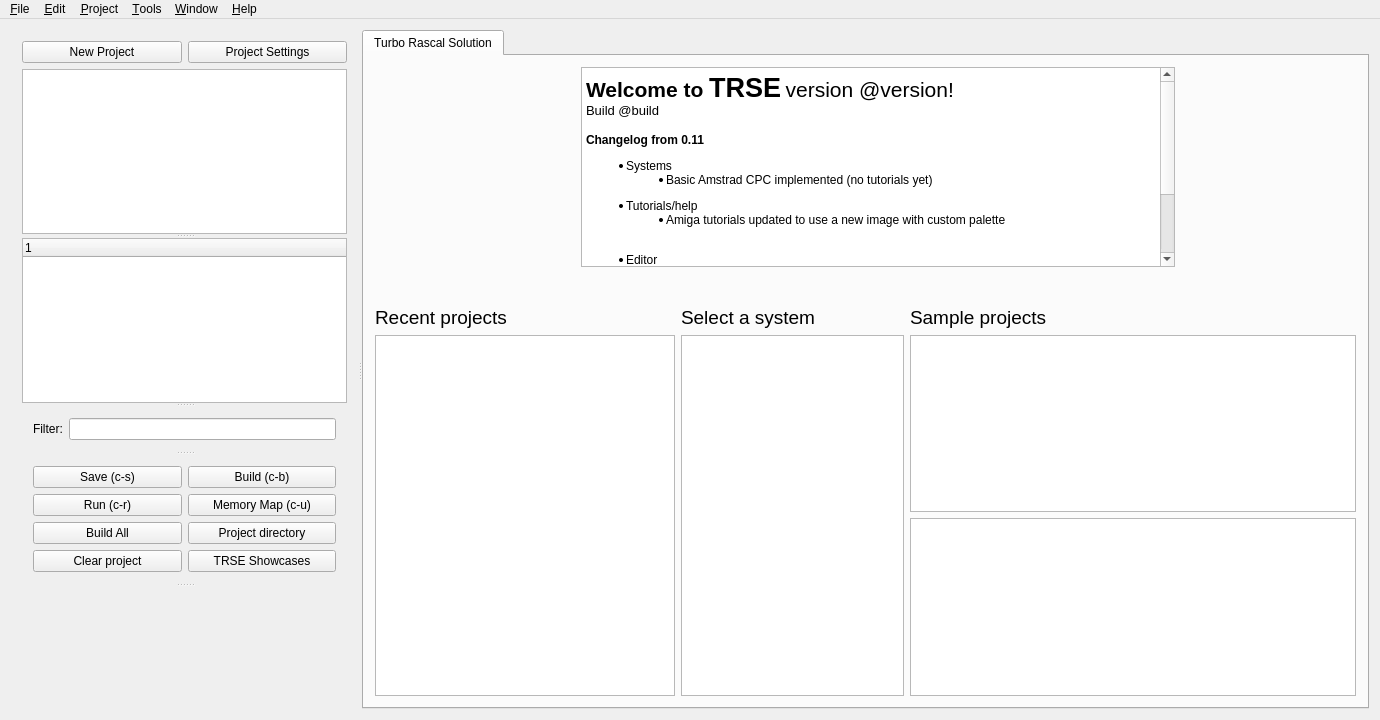
Above: mainwindow.ui from leuat/TRSE before the change. Below: the same form after it.
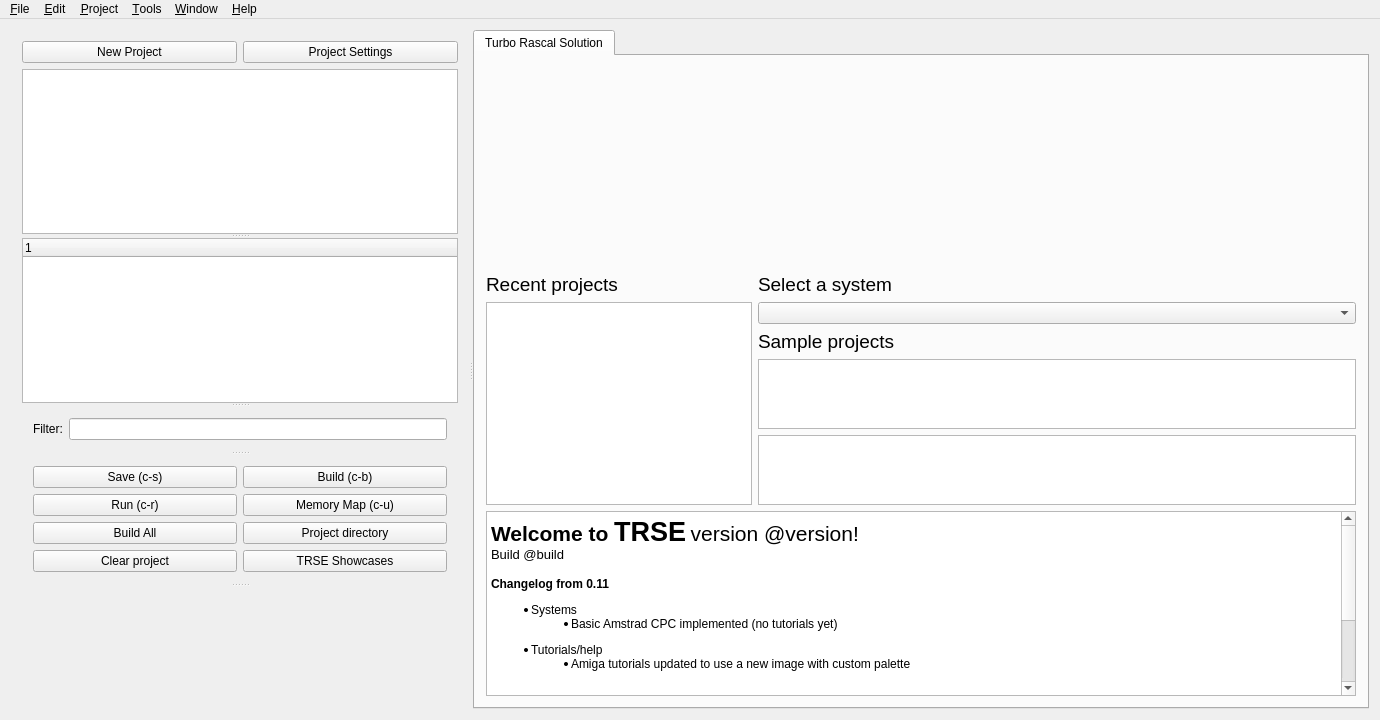
That is the form after the change. Icons and pictures are not drawn. Custom widgets are drawn as their Qt base class.

```diff
--- a/mainwindow.ui
+++ b/mainwindow.ui
@@ -303,11 +303,11 @@
         <attribute name="title">
          <string>Turbo Rascal Solution</string>
         </attribute>
-        <layout class="QGridLayout" name="gridLayout_4" rowstretch="4,1,12" columnstretch="0">
+        <layout class="QGridLayout" name="gridLayout_4" rowstretch="4,1,12,0" columnstretch="0">
          <item row="0" column="0">
           <layout class="QVBoxLayout" name="verticalLayout_2">
            <item>
-            <layout class="QGridLayout" name="gridLayout_3" columnstretch="5,2,5" columnminimumwidth="5,2,5">
+            <layout class="QGridLayout" name="gridLayout_3" columnstretch="5,0,0">
              <item row="0" column="0">
               <widget class="QLabel" name="label_4">
                <property name="minimumSize">
@@ -333,32 +333,6 @@
                </property>
               </widget>
              </item>
-             <item row="0" column="1">
-              <widget class="QTextBrowser" name="textBrowser">
-               <property name="html">
-                <string>&lt;!DOCTYPE HTML PUBLIC &quot;-//W3C//DTD HTML 4.0//EN&quot; &quot;http://www.w3.org/TR/REC-html40/strict.dtd&quot;&gt;
-&lt;html&gt;&lt;head&gt;&lt;meta name=&quot;qrichtext&quot; content=&quot;1&quot; /&gt;&lt;style type=&quot;text/css&quot;&gt;
-p, li { white-space: pre-wrap; }
-&lt;/style&gt;&lt;/head&gt;&lt;body style=&quot; font-family:'Ubuntu'; font-size:10pt; font-weight:400; font-style:normal;&quot;&gt;
-&lt;p style=&quot; margin-top:0px; margin-bottom:0px; margin-left:0px; margin-right:0px; -qt-block-indent:0; text-indent:0px;&quot;&gt;&lt;span style=&quot; font-family:'Noto Sans'; font-size:16pt; font-weight:600;&quot;&gt;Welcome to &lt;/span&gt;&lt;span style=&quot; font-family:'Noto Sans'; font-size:20pt; font-weight:600;&quot;&gt;TRSE&lt;/span&gt;&lt;span style=&quot; font-family:'Noto Sans'; font-size:12pt;&quot;&gt; &lt;/span&gt;&lt;span style=&quot; font-family:'Noto Sans'; font-size:16pt;&quot;&gt;version @version!&lt;/span&gt;&lt;/p&gt;
-&lt;p style=&quot; margin-top:0px; margin-bottom:0px; margin-left:0px; margin-right:0px; -qt-block-indent:0; text-indent:0px;&quot;&gt;&lt;span style=&quot; font-family:'Noto Sans';&quot;&gt;Build @build&lt;/span&gt;&lt;/p&gt;
-&lt;p style=&quot;-qt-paragraph-type:empty; margin-top:0px; margin-bottom:0px; margin-left:0px; margin-right:0px; -qt-block-indent:0; text-indent:0px; font-family:'Ubuntu';&quot;&gt;&lt;br /&gt;&lt;/p&gt;
-&lt;p style=&quot; margin-top:0px; margin-bottom:0px; margin-left:0px; margin-right:0px; -qt-block-indent:0; text-indent:0px;&quot;&gt;&lt;span style=&quot; font-family:'Noto Sans'; font-size:9pt; font-weight:600;&quot;&gt;Changelog from 0.11&lt;/span&gt;&lt;/p&gt;
-&lt;ul style=&quot;margin-top: 0px; margin-bottom: 0px; margin-left: 0px; margin-right: 0px; -qt-list-indent: 1;&quot;&gt;&lt;li style=&quot; font-family:'Noto Sans'; font-size:9pt;&quot; style=&quot; margin-top:12px; margin-bottom:0px; margin-left:0px; margin-right:0px; -qt-block-indent:0; text-indent:0px;&quot;&gt;Systems&lt;/li&gt;
-&lt;ul style=&quot;margin-top: 0px; margin-bottom: 0px; margin-left: 0px; margin-right: 0px; -qt-list-indent: 2;&quot;&gt;&lt;li style=&quot; font-family:'Noto Sans'; font-size:9pt;&quot; style=&quot; margin-top:0px; margin-bottom:0px; margin-left:0px; margin-right:0px; -qt-block-indent:0; text-indent:0px;&quot;&gt;Basic Amstrad CPC implemented (no tutorials yet)&lt;/li&gt;&lt;/ul&gt;
-&lt;li style=&quot; font-family:'Noto Sans'; font-size:9pt;&quot; style=&quot; margin-top:12px; margin-bottom:0px; margin-left:0px; margin-right:0px; -qt-block-indent:0; text-indent:0px;&quot;&gt;Tutorials/help&lt;/li&gt;&lt;/ul&gt;
-&lt;ul style=&quot;margin-top: 0px; margin-bottom: 0px; margin-left: 0px; margin-right: 0px; -qt-list-indent: 2;&quot;&gt;&lt;li style=&quot; font-family:'Noto Sans'; font-size:9pt;&quot; style=&quot; margin-top:0px; margin-bottom:0px; margin-left:0px; margin-right:0px; -qt-block-indent:0; text-indent:0px;&quot;&gt;Amiga tutorials updated to use a new image with custom palette&lt;/li&gt;&lt;/ul&gt;
-&lt;p style=&quot;-qt-paragraph-type:empty; margin-top:0px; margin-bottom:0px; margin-left:0px; margin-right:0px; -qt-block-indent:0; text-indent:0px; font-family:'Noto Sans'; font-size:9pt;&quot;&gt;&lt;br /&gt;&lt;/p&gt;
-&lt;ul style=&quot;margin-top: 0px; margin-bottom: 0px; margin-left: 0px; margin-right: 0px; -qt-list-indent: 1;&quot;&gt;&lt;li style=&quot; font-family:'Noto Sans'; font-size:9pt;&quot; style=&quot; margin-top:12px; margin-bottom:0px; margin-left:0px; margin-right:0px; -qt-block-indent:0; text-indent:0px;&quot;&gt;Editor&lt;/li&gt;
-&lt;p style=&quot;-qt-paragraph-type:empty; margin-top:0px; margin-bottom:0px; margin-left:0px; margin-right:0px; -qt-block-indent:2; text-indent:0px; font-family:'Noto Sans'; font-size:9pt;&quot;&gt;&lt;br /&gt;&lt;/p&gt;
-&lt;ul style=&quot;margin-top: 0px; margin-bottom: 0px; margin-left: 0px; margin-right: 0px; -qt-list-indent: 2;&quot;&gt;&lt;li style=&quot; font-family:'Noto Sans'; font-size:9pt;&quot; style=&quot; margin-top:0px; margin-bottom:0px; margin-left:0px; margin-right:0px; -qt-block-indent:0; text-indent:0px;&quot;&gt;Image editor partly rewritten, now uses a PEN system&lt;/li&gt;&lt;/ul&gt;
-&lt;li style=&quot; font-family:'Noto Sans'; font-size:9pt;&quot; style=&quot; margin-top:12px; margin-bottom:0px; margin-left:0px; margin-right:0px; -qt-block-indent:0; text-indent:0px;&quot;&gt;Compiler&lt;/li&gt;&lt;/ul&gt;
-&lt;ul style=&quot;margin-top: 0px; margin-bottom: 0px; margin-left: 0px; margin-right: 0px; -qt-list-indent: 2;&quot;&gt;&lt;li style=&quot; font-family:'Noto Sans'; font-size:9pt;&quot; style=&quot; margin-top:0px; margin-bottom:0px; margin-left:0px; margin-right:0px; -qt-block-indent:0; text-indent:0px;&quot;&gt;Smaller bugfixes&lt;/li&gt;&lt;/ul&gt;
-&lt;p style=&quot;-qt-paragraph-type:empty; margin-top:0px; margin-bottom:0px; margin-left:0px; margin-right:0px; -qt-block-indent:0; text-indent:0px; font-family:'Noto Sans'; font-size:9pt;&quot;&gt;&lt;br /&gt;&lt;/p&gt;
-&lt;p style=&quot;-qt-paragraph-type:empty; margin-top:0px; margin-bottom:12px; margin-left:0px; margin-right:0px; -qt-block-indent:0; text-indent:0px; font-family:'Noto Sans'; font-size:9pt;&quot;&gt;&lt;br /&gt;&lt;/p&gt;&lt;/body&gt;&lt;/html&gt;</string>
-               </property>
-              </widget>
-             </item>
              <item row="0" column="2">
               <widget class="QLabel" name="label_7">
                <property name="minimumSize">
@@ -387,6 +361,9 @@
                </property>
               </widget>
              </item>
+             <item row="0" column="1">
+              <widget class="LGLSlideshow" name="glslider" native="true"/>
+             </item>
             </layout>
            </item>
           </layout>
@@ -421,11 +398,23 @@
            <item row="1" column="1">
             <layout class="QVBoxLayout" name="verticalLayout_6">
              <item>
-              <layout class="QGridLayout" name="gridLayout_6" columnstretch="1,2" columnminimumwidth="2,6">
+              <layout class="QGridLayout" name="gridLayout_6" columnstretch="1">
                <item row="1" column="0">
-                <widget class="QListWidget" name="lstSystems"/>
+                <widget class="QComboBox" name="cmbSelectSystem"/>
                </item>
-               <item row="1" column="1">
+               <item row="0" column="0">
+                <widget class="QLabel" name="label">
+                 <property name="font">
+                  <font>
+                   <pointsize>14</pointsize>
+                  </font>
+                 </property>
+                 <property name="text">
+                  <string>Select a system</string>
+                 </property>
+                </widget>
+               </item>
+               <item row="3" column="0">
                 <layout class="QVBoxLayout" name="verticalLayout_4">
                  <item>
                   <widget class="QListWidget" name="lstSampleProjects"/>
@@ -435,19 +424,7 @@
                  </item>
                 </layout>
                </item>
-               <item row="0" column="0">
-                <widget class="QLabel" name="label">
-                 <property name="font">
-                  <font>
-                   <pointsize>14</pointsize>
-                  </font>
-                 </property>
-                 <property name="text">
-                  <string>Select a system</string>
-                 </property>
-                </widget>
-               </item>
-               <item row="0" column="1">
+               <item row="2" column="0">
                 <widget class="QLabel" name="label_6">
                  <property name="font">
                   <font>
@@ -465,6 +442,32 @@
            </item>
           </layout>
          </item>
+         <item row="3" column="0">
+          <widget class="QTextBrowser" name="textBrowser">
+           <property name="html">
+            <string>&lt;!DOCTYPE HTML PUBLIC &quot;-//W3C//DTD HTML 4.0//EN&quot; &quot;http://www.w3.org/TR/REC-html40/strict.dtd&quot;&gt;
+&lt;html&gt;&lt;head&gt;&lt;meta name=&quot;qrichtext&quot; content=&quot;1&quot; /&gt;&lt;style type=&quot;text/css&quot;&gt;
+p, li { white-space: pre-wrap; }
+&lt;/style&gt;&lt;/head&gt;&lt;body style=&quot; font-family:'Ubuntu'; font-size:10pt; font-weight:400; font-style:normal;&quot;&gt;
+&lt;p style=&quot; margin-top:0px; margin-bottom:0px; margin-left:0px; margin-right:0px; -qt-block-indent:0; text-indent:0px;&quot;&gt;&lt;span style=&quot; font-family:'Noto Sans'; font-size:16pt; font-weight:600;&quot;&gt;Welcome to &lt;/span&gt;&lt;span style=&quot; font-family:'Noto Sans'; font-size:20pt; font-weight:600;&quot;&gt;TRSE&lt;/span&gt;&lt;span style=&quot; font-family:'Noto Sans'; font-size:12pt;&quot;&gt; &lt;/span&gt;&lt;span style=&quot; font-family:'Noto Sans'; font-size:16pt;&quot;&gt;version @version!&lt;/span&gt;&lt;/p&gt;
+&lt;p style=&quot; margin-top:0px; margin-bottom:0px; margin-left:0px; margin-right:0px; -qt-block-indent:0; text-indent:0px;&quot;&gt;&lt;span style=&quot; font-family:'Noto Sans';&quot;&gt;Build @build&lt;/span&gt;&lt;/p&gt;
+&lt;p style=&quot;-qt-paragraph-type:empty; margin-top:0px; margin-bottom:0px; margin-left:0px; margin-right:0px; -qt-block-indent:0; text-indent:0px; font-family:'Ubuntu';&quot;&gt;&lt;br /&gt;&lt;/p&gt;
+&lt;p style=&quot; margin-top:0px; margin-bottom:0px; margin-left:0px; margin-right:0px; -qt-block-indent:0; text-indent:0px;&quot;&gt;&lt;span style=&quot; font-family:'Noto Sans'; font-size:9pt; font-weight:600;&quot;&gt;Changelog from 0.11&lt;/span&gt;&lt;/p&gt;
+&lt;ul style=&quot;margin-top: 0px; margin-bottom: 0px; margin-left: 0px; margin-right: 0px; -qt-list-indent: 1;&quot;&gt;&lt;li style=&quot; font-family:'Noto Sans'; font-size:9pt;&quot; style=&quot; margin-top:12px; margin-bottom:0px; margin-left:0px; margin-right:0px; -qt-block-indent:0; text-indent:0px;&quot;&gt;Systems&lt;/li&gt;
+&lt;ul style=&quot;margin-top: 0px; margin-bottom: 0px; margin-left: 0px; margin-right: 0px; -qt-list-indent: 2;&quot;&gt;&lt;li style=&quot; font-family:'Noto Sans'; font-size:9pt;&quot; style=&quot; margin-top:0px; margin-bottom:0px; margin-left:0px; margin-right:0px; -qt-block-indent:0; text-indent:0px;&quot;&gt;Basic Amstrad CPC implemented (no tutorials yet)&lt;/li&gt;&lt;/ul&gt;
+&lt;li style=&quot; font-family:'Noto Sans'; font-size:9pt;&quot; style=&quot; margin-top:12px; margin-bottom:0px; margin-left:0px; margin-right:0px; -qt-block-indent:0; text-indent:0px;&quot;&gt;Tutorials/help&lt;/li&gt;&lt;/ul&gt;
+&lt;ul style=&quot;margin-top: 0px; margin-bottom: 0px; margin-left: 0px; margin-right: 0px; -qt-list-indent: 2;&quot;&gt;&lt;li style=&quot; font-family:'Noto Sans'; font-size:9pt;&quot; style=&quot; margin-top:0px; margin-bottom:0px; margin-left:0px; margin-right:0px; -qt-block-indent:0; text-indent:0px;&quot;&gt;Amiga tutorials updated to use a new image with custom palette&lt;/li&gt;&lt;/ul&gt;
+&lt;p style=&quot;-qt-paragraph-type:empty; margin-top:0px; margin-bottom:0px; margin-left:0px; margin-right:0px; -qt-block-indent:0; text-indent:0px; font-family:'Noto Sans'; font-size:9pt;&quot;&gt;&lt;br /&gt;&lt;/p&gt;
+&lt;ul style=&quot;margin-top: 0px; margin-bottom: 0px; margin-left: 0px; margin-right: 0px; -qt-list-indent: 1;&quot;&gt;&lt;li style=&quot; font-family:'Noto Sans'; font-size:9pt;&quot; style=&quot; margin-top:12px; margin-bottom:0px; margin-left:0px; margin-right:0px; -qt-block-indent:0; text-indent:0px;&quot;&gt;Editor&lt;/li&gt;
+&lt;p style=&quot;-qt-paragraph-type:empty; margin-top:0px; margin-bottom:0px; margin-left:0px; margin-right:0px; -qt-block-indent:2; text-indent:0px; font-family:'Noto Sans'; font-size:9pt;&quot;&gt;&lt;br /&gt;&lt;/p&gt;
+&lt;ul style=&quot;margin-top: 0px; margin-bottom: 0px; margin-left: 0px; margin-right: 0px; -qt-list-indent: 2;&quot;&gt;&lt;li style=&quot; font-family:'Noto Sans'; font-size:9pt;&quot; style=&quot; margin-top:0px; margin-bottom:0px; margin-left:0px; margin-right:0px; -qt-block-indent:0; text-indent:0px;&quot;&gt;Image editor partly rewritten, now uses a PEN system&lt;/li&gt;&lt;/ul&gt;
+&lt;li style=&quot; font-family:'Noto Sans'; font-size:9pt;&quot; style=&quot; margin-top:12px; margin-bottom:0px; margin-left:0px; margin-right:0px; -qt-block-indent:0; text-indent:0px;&quot;&gt;Compiler&lt;/li&gt;&lt;/ul&gt;
+&lt;ul style=&quot;margin-top: 0px; margin-bottom: 0px; margin-left: 0px; margin-right: 0px; -qt-list-indent: 2;&quot;&gt;&lt;li style=&quot; font-family:'Noto Sans'; font-size:9pt;&quot; style=&quot; margin-top:0px; margin-bottom:0px; margin-left:0px; margin-right:0px; -qt-block-indent:0; text-indent:0px;&quot;&gt;Smaller bugfixes&lt;/li&gt;&lt;/ul&gt;
+&lt;p style=&quot;-qt-paragraph-type:empty; margin-top:0px; margin-bottom:0px; margin-left:0px; margin-right:0px; -qt-block-indent:0; text-indent:0px; font-family:'Noto Sans'; font-size:9pt;&quot;&gt;&lt;br /&gt;&lt;/p&gt;
+&lt;p style=&quot;-qt-paragraph-type:empty; margin-top:0px; margin-bottom:12px; margin-left:0px; margin-right:0px; -qt-block-indent:0; text-indent:0px; font-family:'Noto Sans'; font-size:9pt;&quot;&gt;&lt;br /&gt;&lt;/p&gt;&lt;/body&gt;&lt;/html&gt;</string>
+           </property>
+          </widget>
+         </item>
         </layout>
        </widget>
       </widget>
@@ -760,6 +763,14 @@
   </action>
  </widget>
  <layoutdefault spacing="6" margin="11"/>
+ <customwidgets>
+  <customwidget>
+   <class>LGLSlideshow</class>
+   <extends>QWidget</extends>
+   <header>source/LeLib/lglslideshow.h</header>
+   <container>1</container>
+  </customwidget>
+ </customwidgets>
  <resources>
   <include location="resources.qrc"/>
  </resources>
```
